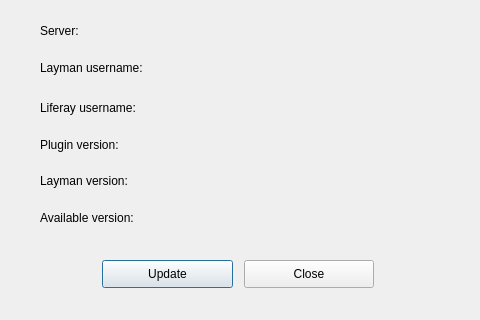
Qt form dlg_userInfo.ui (LESPROJEKT/qgis-layman-plugin) before a commit.
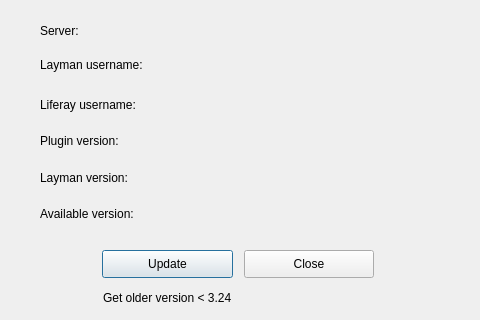
The same form after that commit.

Commit message: uprava dialogu

```diff
--- a/dlg_userInfo.ui
+++ b/dlg_userInfo.ui
@@ -32,7 +32,7 @@
    <property name="geometry">
     <rect>
      <x>40</x>
-     <y>60</y>
+     <y>57</y>
      <width>111</width>
      <height>16</height>
     </rect>
@@ -45,7 +45,7 @@
    <property name="geometry">
     <rect>
      <x>40</x>
-     <y>100</y>
+     <y>97</y>
      <width>111</width>
      <height>16</height>
     </rect>
@@ -58,7 +58,7 @@
    <property name="geometry">
     <rect>
      <x>200</x>
-     <y>60</y>
+     <y>57</y>
      <width>181</width>
      <height>16</height>
     </rect>
@@ -71,7 +71,7 @@
    <property name="geometry">
     <rect>
      <x>200</x>
-     <y>100</y>
+     <y>97</y>
      <width>191</width>
      <height>16</height>
     </rect>
@@ -98,7 +98,7 @@
     <rect>
      <x>200</x>
      <y>23</y>
-     <width>181</width>
+     <width>241</width>
      <height>16</height>
     </rect>
    </property>
@@ -110,7 +110,7 @@
    <property name="geometry">
     <rect>
      <x>40</x>
-     <y>137</y>
+     <y>133</y>
      <width>111</width>
      <height>16</height>
     </rect>
@@ -123,7 +123,7 @@
    <property name="geometry">
     <rect>
      <x>200</x>
-     <y>137</y>
+     <y>133</y>
      <width>191</width>
      <height>16</height>
     </rect>
@@ -136,7 +136,7 @@
    <property name="geometry">
     <rect>
      <x>102</x>
-     <y>260</y>
+     <y>250</y>
      <width>131</width>
      <height>28</height>
     </rect>
@@ -149,7 +149,7 @@
    <property name="geometry">
     <rect>
      <x>40</x>
-     <y>210</y>
+     <y>206</y>
      <width>111</width>
      <height>16</height>
     </rect>
@@ -162,7 +162,7 @@
    <property name="geometry">
     <rect>
      <x>200</x>
-     <y>210</y>
+     <y>206</y>
      <width>191</width>
      <height>16</height>
     </rect>
@@ -175,7 +175,7 @@
    <property name="geometry">
     <rect>
      <x>244</x>
-     <y>260</y>
+     <y>250</y>
      <width>130</width>
      <height>28</height>
     </rect>
@@ -188,7 +188,7 @@
    <property name="geometry">
     <rect>
      <x>40</x>
-     <y>173</y>
+     <y>170</y>
      <width>111</width>
      <height>16</height>
     </rect>
@@ -201,7 +201,7 @@
    <property name="geometry">
     <rect>
      <x>200</x>
-     <y>170</y>
+     <y>167</y>
      <width>191</width>
      <height>16</height>
     </rect>
@@ -210,6 +210,19 @@
     <string/>
    </property>
   </widget>
+  <widget class="QLabel" name="label_older">
+   <property name="geometry">
+    <rect>
+     <x>103</x>
+     <y>290</y>
+     <width>151</width>
+     <height>16</height>
+    </rect>
+   </property>
+   <property name="text">
+    <string>Get older version &lt; 3.24</string>
+   </property>
+  </widget>
  </widget>
  <resources/>
  <connections/>
```
The commit also changes 1 other file.
